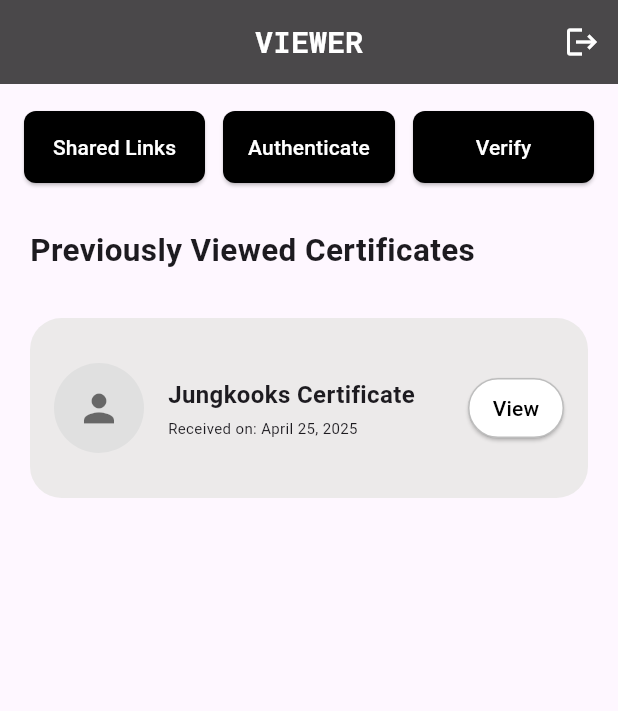
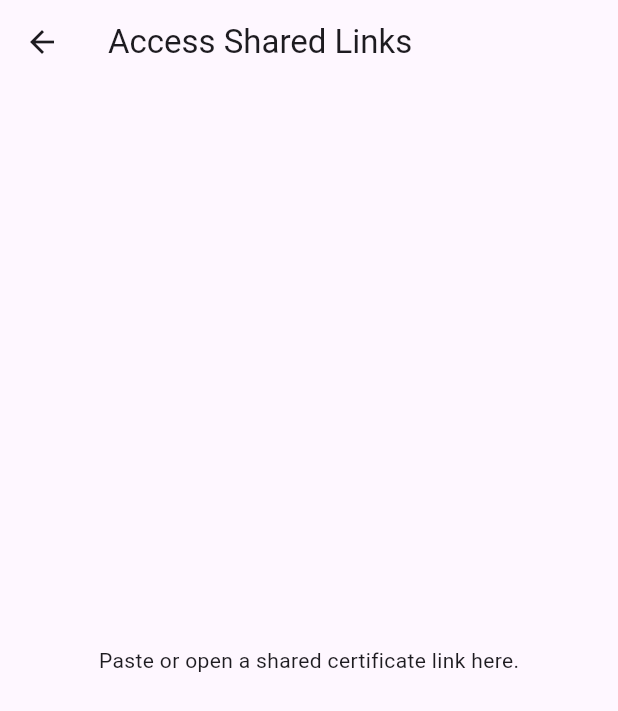
Before and after one commit to SitiFatimah0403/Digital_certificate_project, a Flutter app: the screen it shows after launch, after a tap on "Shared Links", on a phone screen of 412 x 824 dp. Shown: the top 711 px of the screen. Run offline on Flutter 3.47's test engine with Material 3 defaults, Android fonts, the phone set to English and light mode, and no system bars; our stand-ins replace cloud_firestore, file_picker, firebase_auth, firebase_core, firebase_storage, google_sign_in and 2 more; missing offline and left inert: firebase_app_check, pdfx, syncfusion_flutter_pdf; accounts and stored records are empty.

Commit message:
viewer dashboard: add pages to each button

```diff
--- a/lib/main.dart
+++ b/lib/main.dart
@@ -20,9 +20,9 @@ import 'auth/utils/role_checker.dart'; // Optional: for role-based redirection
 import 'package:cloud_firestore/cloud_firestore.dart';
 import 'package:digital_certificate_project/recipient_upload_cert/upload_cert.dart'; //temporary
 import 'package:firebase_app_check/firebase_app_check.dart';
-
-
-
+import 'package:digital_certificate_project/viewerDashboard/widget/access_shared_links.dart';
+import 'package:digital_certificate_project/viewerDashboard/widget/authenticate_access.dart';
+import 'package:digital_certificate_project/viewerDashboard/widget/verify_certificate.dart';
 
 
 void main() async {
@@ -75,6 +75,9 @@ class MyApp extends StatelessWidget {
         '/recipientDashboard': (context) => BottomNavbar(),
         '/clientDashboard': (context) => ClientScreen(),
         '/viewerDashboard': (context) => Viewerscreen(),
+        '/sharedLinks': (context) => const AccessSharedLinksScreen(),
+        '/authenticateAccess': (context) => const AuthenticateAccessScreen(),
+        '/verifyCertificate': (context) => const VerifyCertificateScreen(),
       },
     );
   }
--- /dev/null
+++ b/lib/viewerDashboard/widget/access_shared_links.dart
@@ -0,0 +1,15 @@
+import 'package:flutter/material.dart';
+
+class AccessSharedLinksScreen extends StatelessWidget {
+  const AccessSharedLinksScreen({super.key});
+
+  @override
+  Widget build(BuildContext context) {
+    return Scaffold(
+      appBar: AppBar(title: const Text("Access Shared Links")),
+      body: const Center(
+        child: Text("Paste or open a shared certificate link here."),
+      ),
+    );
+  }
+}
--- /dev/null
+++ b/lib/viewerDashboard/widget/authenticate_access.dart
@@ -0,0 +1,15 @@
+import 'package:flutter/material.dart';
+
+class AuthenticateAccessScreen extends StatelessWidget {
+  const AuthenticateAccessScreen({super.key});
+
+  @override
+  Widget build(BuildContext context) {
+    return Scaffold(
+      appBar: AppBar(title: const Text("Authenticate Access")),
+      body: const Center(
+        child: Text("Authenticate yourself to access secured certificates."),
+      ),
+    );
+  }
+}
--- a/lib/viewerDashboard/widget/dummy_cert_view.dart
+++ b/lib/viewerDashboard/widget/dummy_cert_view.dart
@@ -8,7 +8,7 @@ class DummyCertView extends StatelessWidget {
   Widget build(BuildContext context) {
     final List<Map<String, dynamic>> certs = [
       {
-        'Name': 'Jungkook''s Certificate',
+        'Name': 'Jungkooks Certificate',
         'issuanceDate': 'April 25, 2025',
         'file': 'cert1.pdf',
       },
```
Also changed, not shown: lib/viewerDashboard/widget/verify_certificate.dart (added, +15 -0 lines).
